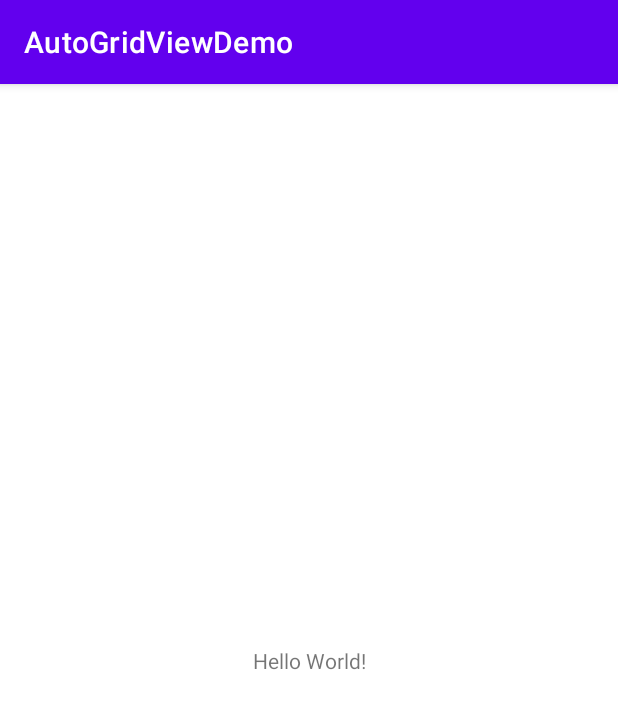
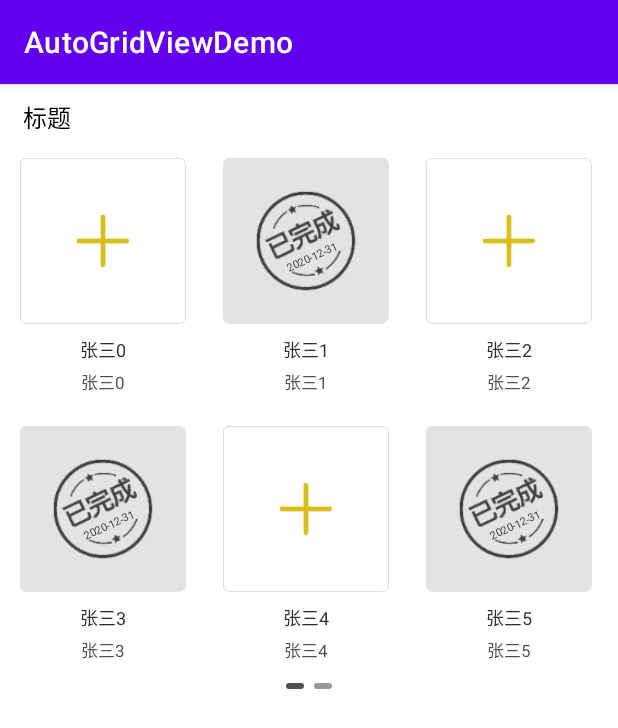
Before and after one commit to xiongweihan/AutoGridViewDemo, an Android app: the screen it shows after launch (MainActivity), on a phone screen of 412 x 824 dp. Shown: the top 728 px of the screen. Run offline under Robolectric (Android 15) with nearby library versions, the light colour scheme and no system bars.

Commit message:
完善逻辑

```diff
--- a/app/src/main/java/com/hj/autogridviewdemo/MainActivity.java
+++ b/app/src/main/java/com/hj/autogridviewdemo/MainActivity.java
@@ -4,11 +4,33 @@ import androidx.appcompat.app.AppCompatActivity;
 
 import android.os.Bundle;
 
+import com.hj.autogridviewdemo.widget.AutoRecyclerview;
+import com.hj.autogridviewdemo.widget.ModelBean;
+
+import java.util.ArrayList;
+import java.util.List;
+
 public class MainActivity extends AppCompatActivity {
+    private List<ModelBean> list = new ArrayList<>();
 
     @Override
     protected void onCreate(Bundle savedInstanceState) {
         super.onCreate(savedInstanceState);
         setContentView(R.layout.activity_main);
+        initData();
+        initView();
+    }
+
+    private void initData() {
+        list.clear();
+        for (int i = 0; i < 8; i++) {
+            ModelBean bean = new ModelBean("张三" + i, "2020-12-31", i % 2 == 0 ? 0 : 1);
+            list.add(bean);
+        }
+    }
+
+    private void initView() {
+        AutoRecyclerview arList = findViewById(R.id.ar_list);
+        arList.setData(list);
     }
 }
--- a/app/src/main/java/com/hj/autogridviewdemo/widget/AutoRecyclerview.java
+++ b/app/src/main/java/com/hj/autogridviewdemo/widget/AutoRecyclerview.java
@@ -1,10 +1,20 @@
 package com.hj.autogridviewdemo.widget;
 
 import android.content.Context;
+import android.content.res.Resources;
+import android.graphics.Color;
+import android.graphics.drawable.ColorDrawable;
 import android.util.AttributeSet;
+import android.util.TypedValue;
+import android.view.Gravity;
 import android.view.LayoutInflater;
 import android.view.View;
+import android.widget.AdapterView;
 import android.widget.FrameLayout;
+import android.widget.GridView;
+import android.widget.ImageView;
+import android.widget.LinearLayout;
+import android.widget.TextView;
 
 import androidx.annotation.NonNull;
 import androidx.annotation.Nullable;
@@ -12,16 +22,33 @@ import androidx.viewpager.widget.ViewPager;
 
 import com.hj.autogridviewdemo.R;
 
+import java.util.ArrayList;
+import java.util.List;
+
+import static android.graphics.Color.TRANSPARENT;
+
 /**
  * 可分页的RecyclerView
  */
 public class AutoRecyclerview extends FrameLayout {
     private Context mContext;
-    private ViewPager mViewPager;
+    private TextView tvTitle;
+    private AutoFitViewPager mViewPager;
+    private LinearLayout mLlDotLayout;
+
+    private List<ModelBean> mModelList;
+
+    private int pageCount = 0; //总的页数
+
+    private int pageSize = 6; // 每页的个数
+
+    private ImageView[] dotImgs;//底部小圆点图片
+    private List<View> mPagerList;
+    private LayoutInflater inflater;
 
 
     public AutoRecyclerview(@NonNull Context context) {
-        this(context,null);
+        this(context, null);
     }
 
     public AutoRecyclerview(@NonNull Context context, @Nullable AttributeSet attrs) {
@@ -37,9 +64,103 @@ public class AutoRecyclerview extends FrameLayout {
 
     private void init(Context context) {
         mContext = context;
+        inflater = LayoutInflater.from(mContext);
+        View parentView = inflater.inflate(R.layout.item_recycler_layout, this);
+        tvTitle = parentView.findViewById(R.id.tv_title);
+        mViewPager = parentView.findViewById(R.id.view_pager);
+        mLlDotLayout = parentView.findViewById(R.id.ll_dots_layout);
+    }
 
-        View parentView = LayoutInflater.from(mContext).inflate(R.layout.item_recycler_layout,this);
+    public void setData(List<ModelBean> modelList) {
+        this.mModelList = modelList;
+        //总的页数 = 总数/每页书来奶 ，并取整
+        pageCount = (int) Math.ceil(mModelList.size() * 1.0 / pageSize);
+        mPagerList = new ArrayList<>();
+        for (int i = 0; i < pageCount; i++) {
+            //每个页面都是inflate 一给新的实例
+            GridView gridView = (GridView) inflater.inflate(R.layout.item_gridview_layout, mViewPager, false);
+            gridView.setSelector(new ColorDrawable(Color.TRANSPARENT));//这一行是GridView 去掉水波纹效果
+            gridView.setAdapter(new GridViewAdapter(mContext, mModelList, i, pageSize));
+            mPagerList.add(gridView);
+            gridView.setOnItemClickListener((parent, view, position, id) -> {
+                if (itemCallBack != null) {
+                    itemCallBack.onItemClickListener(id);
+                }
+            });
+        }
+
+        //设置适配器
+        mViewPager.setAdapter(new AutoViewPagerAdapter(mPagerList));
+        //设置圆点
+        setOvalLayout();
+
+        //如果是由一页，则不显示下方小圆点
+        mLlDotLayout.setVisibility((pageCount > 1 ? VISIBLE : GONE));
+
+    }
+
+    /**
+     * 设置小圆点
+     */
+    private void setOvalLayout() {
+        mLlDotLayout.removeAllViews();
+        LinearLayout.LayoutParams params = new LinearLayout.LayoutParams(LinearLayout.LayoutParams.WRAP_CONTENT, LinearLayout.LayoutParams.WRAP_CONTENT);
+        params.setMargins(5, 0, 5, 0);
+        params.weight = DensityUtil.dp2px(12);
+        params.height = DensityUtil.dp2px(4);
+        params.gravity = Gravity.CENTER;
+        dotImgs = new ImageView[pageCount];
+
+        for (int i = 0; i < pageCount; i++) {
+            ImageView imageView = new ImageView(mContext);
+            imageView.setLayoutParams(params);
+            imageView.setImageResource(R.drawable.passport_select_drawable);
+            imageView.setSelected(i == 0);//默认启动时，选中第一个
+            dotImgs[i] = imageView;//得到每个小圆点的引用，用于滑动页面时，（onPageSelected方法中）更改它们的状态。
+            mLlDotLayout.addView(imageView);//添加到布局里面显示
+        }
+
+        mViewPager.addOnPageChangeListener(new ViewPager.OnPageChangeListener() {
+            @Override
+            public void onPageScrolled(int position, float positionOffset, int positionOffsetPixels) {
+
+            }
+
+            @Override
+            public void onPageSelected(int position) {
+                for (int i = 0; i < dotImgs.length; i++) {
+                    dotImgs[i].setSelected(position == i);
+                }
+            }
+
+            @Override
+            public void onPageScrollStateChanged(int state) {
+
+            }
+        });
+    }
+
+    public void setTitle(TextView tvTitle) {
+        this.tvTitle = tvTitle;
+    }
+
+    /**
+     * 是否显示小圆点
+     */
+    public void setDotVisible(boolean visible){
+        mLlDotLayout.setVisibility(visible ? VISIBLE :GONE);
+
+    }
+
+    public interface onItemCallBack {
+        void onItemClickListener(long id);
+    }
+
+    public onItemCallBack itemCallBack;
+
+    public void setOnItemCallBack(onItemCallBack itemCallBack) {
+        this.itemCallBack = itemCallBack;
+    }
 
 
-    }
 }
--- /dev/null
+++ b/app/src/main/java/com/hj/autogridviewdemo/widget/AutoViewPagerAdapter.java
@@ -0,0 +1,45 @@
+package com.hj.autogridviewdemo.widget;
+
+import android.view.View;
+import android.view.ViewGroup;
+
+import androidx.annotation.NonNull;
+import androidx.viewpager.widget.PagerAdapter;
+
+import java.util.ArrayList;
+import java.util.List;
+
+public class AutoViewPagerAdapter extends PagerAdapter {
+    private List<View> images = new ArrayList<>();
+
+    public AutoViewPagerAdapter(List<View> images) {
+        this.images = images;
+    }
+
+    @Override
+    public int getCount() {
+        if(images != null){
+            return images.size();
+        }
+        return 0;
+    }
+
+    @Override
+    public boolean isViewFromObject(@NonNull View view, @NonNull Object object) {
+        return view == object;
+    }
+
+    //当前要显示的对象
+    @NonNull
+    @Override
+    public Object instantiateItem(@NonNull ViewGroup container, int position) {
+        container.addView(images.get(position));
+        return images.get(position);
+    }
+
+    //从viewGroup中删除当前对象
+    @Override
+    public void destroyItem(@NonNull ViewGroup container, int position, @NonNull Object object) {
+        container.removeView(images.get(position));
+    }
+}
--- /dev/null
+++ b/app/src/main/java/com/hj/autogridviewdemo/widget/DensityUtil.java
@@ -0,0 +1,44 @@
+package com.hj.autogridviewdemo.widget;
+
+import android.content.Context;
+import android.content.res.Resources;
+import android.util.TypedValue;
+
+/**
+ * Created by bower on 2019/2/11.
+ */
+
+public class DensityUtil {
+    public static int dp2px(Context context, float dpVal) {
+        return (int) TypedValue.applyDimension(TypedValue.COMPLEX_UNIT_DIP,
+                dpVal, context.getResources().getDisplayMetrics());
+    }
+
+    public static int dp2px(float dpVal) {
+        return (int) TypedValue.applyDimension(TypedValue.COMPLEX_UNIT_DIP,
+                dpVal, Resources.getSystem().getDisplayMetrics());
+    }
+
+    /**
+     * sp转px
+     */
+    public static int sp2px(Context context, float spVal) {
+        return (int) TypedValue.applyDimension(TypedValue.COMPLEX_UNIT_SP,
+                spVal, context.getResources().getDisplayMetrics());
+    }
+
+    /**
+     * px转dp
+     */
+    public static float px2dp(Context context, float pxVal) {
+        final float scale = context.getResources().getDisplayMetrics().density;
+        return (pxVal / scale);
+    }
+
+    /**
+     * px转sp
+     */
+    public static float px2sp(Context context, float pxVal) {
+        return (pxVal / context.getResources().getDisplayMetrics().scaledDensity);
+    }
+}
--- /dev/null
+++ b/app/src/main/java/com/hj/autogridviewdemo/widget/GridViewAdapter.java
@@ -0,0 +1,101 @@
+package com.hj.autogridviewdemo.widget;
+
+import android.content.Context;
+import android.text.TextUtils;
+import android.view.LayoutInflater;
+import android.view.View;
+import android.view.ViewGroup;
+import android.widget.BaseAdapter;
+import android.widget.ImageView;
+import android.widget.TextView;
+
+
+import com.hj.autogridviewdemo.R;
+
+import java.util.List;
+
+
+/**
+ * 电子护照--横向滑动的list对应的 adapter
+ */
+public class GridViewAdapter extends BaseAdapter {
+    private List<ModelBean> mDatas;
+    private LayoutInflater inflater;
+    /**
+     * 页数下标,从0开始(当前是第几页)
+     */
+    private int curIndex;
+    /**
+     * 每一页显示的个数
+     */
+    private int pageSize;
+
+    public GridViewAdapter(Context context, List<ModelBean> mDatas, int curIndex, int pageSize) {
+        inflater = LayoutInflater.from(context);
+        this.mDatas = mDatas;
+        this.curIndex = curIndex;
+        this.pageSize = pageSize;
+    }
+
+    /**
+     * 先判断数据集的大小是否足够显示满本页,如果够，则直接返回每一页显示的最大条目个数pageSize,如果不够，则有几项就返回几,(也就是最后一页的时候就显示剩余item)
+     */
+    @Override
+    public int getCount() {
+        return mDatas.size() > (curIndex + 1) * pageSize ? pageSize : (mDatas.size() - curIndex * pageSize);
+
+    }
+
+    @Override
+    public Object getItem(int position) {
+        return mDatas.get(position + curIndex * pageSize);
+    }
+
+    @Override
+    public long getItemId(int position) {
+        return position + curIndex * pageSize;
+    }
+
+    @Override
+    public View getView(int position, View convertView, ViewGroup parent) {
+        ViewHolder viewHolder = null;
+        if (convertView == null) {
+            convertView = inflater.inflate(R.layout.item_passport_layout, parent, false);
+            viewHolder = new ViewHolder();
+            viewHolder.tv = convertView.findViewById(R.id.tv_title_item_passport);
+            viewHolder.iv = convertView.findViewById(R.id.iv_item_passport);
+            viewHolder.tvTime = convertView.findViewById(R.id.tv_success_time);
+            viewHolder.tvSubTitle = convertView.findViewById(R.id.tv_subtitle_item_passport);
+            convertView.setTag(viewHolder);
+        } else {
+            viewHolder = (ViewHolder) convertView.getTag();
+        }
+        /**
+         * 在给View绑定显示的数据时，计算正确的position = position + curIndex * pageSize
+         */
+        int pos = position + curIndex * pageSize;
+        viewHolder.tv.setText(mDatas.get(pos).getName());
+        if(!TextUtils.isEmpty(mDatas.get(pos).getName())){
+            viewHolder.tvSubTitle.setVisibility(View.VISIBLE);
+            viewHolder.tvSubTitle.setText(mDatas.get(pos).getName());
+        }
+        viewHolder.iv.setImageResource(R.drawable.icon_complete_sign);
+        if (1 == mDatas.get(pos).getStatus()) {
+            viewHolder.iv.setImageResource(R.drawable.icon_complete_sign);
+            viewHolder.tvTime.setText(mDatas.get(pos).getFinishTime());
+            viewHolder.tvTime.setRotation(-25);
+            viewHolder.tvTime.setVisibility(View.VISIBLE);
+        } else {
+            viewHolder.iv.setImageResource(R.drawable.icon_uncomplete_sign);
+        }
+        return convertView;
+    }
+
+
+    class ViewHolder {
+        public TextView tv;
+        public ImageView iv;
+        private TextView tvSubTitle;
+        private TextView tvTime;
+    }
+}
--- /dev/null
+++ b/app/src/main/java/com/hj/autogridviewdemo/widget/ModelBean.java
@@ -0,0 +1,75 @@
+package com.hj.autogridviewdemo.widget;
+
+import android.os.Parcel;
+import android.os.Parcelable;
+
+/**
+ * 实体类
+ */
+public class ModelBean implements Parcelable {
+
+
+    private String Name;
+    private String finishTime;
+    private int status;
+
+    public ModelBean(String name, String finishTime, int status) {
+        Name = name;
+        this.finishTime = finishTime;
+        this.status = status;
+    }
+
+    protected ModelBean(Parcel in) {
+        Name = in.readString();
+        finishTime = in.readString();
+        status = in.readInt();
+    }
+
+    @Override
+    public void writeToParcel(Parcel dest, int flags) {
+        dest.writeString(Name);
+        dest.writeString(finishTime);
+        dest.writeInt(status);
+    }
+
+    @Override
+    public int describeContents() {
+        return 0;
+    }
+
+    public static final Creator<ModelBean> CREATOR = new Creator<ModelBean>() {
+        @Override
+        public ModelBean createFromParcel(Parcel in) {
+            return new ModelBean(in);
+        }
+
+        @Override
+        public ModelBean[] newArray(int size) {
+            return new ModelBean[size];
+        }
+    };
+
+    public String getName() {
+        return Name;
+    }
+
+    public void setName(String name) {
+        Name = name;
+    }
+
+    public String getFinishTime() {
+        return finishTime;
+    }
+
+    public void setFinishTime(String finishTime) {
+        this.finishTime = finishTime;
+    }
+
+    public int getStatus() {
+        return status;
+    }
+
+    public void setStatus(int status) {
+        this.status = status;
+    }
+}
--- /dev/null
+++ b/app/src/main/res/drawable/passport_select.xml
@@ -0,0 +1,10 @@
+<?xml version="1.0" encoding="utf-8"?>
+<shape xmlns:android="http://schemas.android.com/apk/res/android"
+    android:shape="rectangle">
+    <solid android:color="@color/color_515151" />
+    <size
+        android:width="12dp"
+        android:height="4dp" />
+    <corners android:radius="5dp" />
+
+</shape>
--- /dev/null
+++ b/app/src/main/res/drawable/passport_select_drawable.xml
@@ -0,0 +1,5 @@
+<?xml version="1.0" encoding="utf-8"?>
+<selector xmlns:android="http://schemas.android.com/apk/res/android">
+    <item android:drawable="@drawable/passport_unselect" android:state_selected="false"/>
+    <item android:drawable="@drawable/passport_select" android:state_selected="true"/>
+</selector>
--- /dev/null
+++ b/app/src/main/res/drawable/passport_unselect.xml
@@ -0,0 +1,10 @@
+<?xml version="1.0" encoding="utf-8"?>
+<shape xmlns:android="http://schemas.android.com/apk/res/android"
+    android:shape="rectangle">
+    <solid android:color="#999" />
+    <size
+        android:width="12dp"
+        android:height="4dp" />
+    <corners android:radius="5dp" />
+
+</shape>
--- a/app/src/main/res/layout/activity_main.xml
+++ b/app/src/main/res/layout/activity_main.xml
@@ -3,16 +3,14 @@
     xmlns:app="http://schemas.android.com/apk/res-auto"
     xmlns:tools="http://schemas.android.com/tools"
     android:layout_width="match_parent"
-    android:layout_height="match_parent"
+    android:layout_height="wrap_content"
     tools:context=".MainActivity">
-
-    <TextView
-        android:layout_width="wrap_content"
+    <com.hj.autogridviewdemo.widget.AutoRecyclerview
+        android:id="@+id/ar_list"
+        android:layout_width="match_parent"
         android:layout_height="wrap_content"
-        android:text="Hello World!"
-        app:layout_constraintBottom_toBottomOf="parent"
         app:layout_constraintLeft_toLeftOf="parent"
         app:layout_constraintRight_toRightOf="parent"
-        app:layout_constraintTop_toTopOf="parent" />
+        app:layout_constraintTop_toTopOf="parent"/>
 
 </androidx.constraintlayout.widget.ConstraintLayout>
--- /dev/null
+++ b/app/src/main/res/layout/item_gridview_layout.xml
@@ -0,0 +1,15 @@
+<?xml version="1.0" encoding="utf-8"?>
+<GridView xmlns:android="http://schemas.android.com/apk/res/android"
+    android:id="@+id/gv_layout"
+    android:layout_width="match_parent"
+    android:layout_height="wrap_content"
+    android:gravity="center_horizontal"
+    android:horizontalSpacing="10dp"
+    android:numColumns="3"
+    android:paddingStart="6dp"
+    android:paddingLeft="6dp"
+    android:paddingEnd="10dp"
+    android:paddingRight="10dp"
+    android:verticalSpacing="10dp">
+
+</GridView>
--- /dev/null
+++ b/app/src/main/res/layout/item_passport_layout.xml
@@ -0,0 +1,67 @@
+<?xml version="1.0" encoding="utf-8"?>
+<androidx.constraintlayout.widget.ConstraintLayout xmlns:android="http://schemas.android.com/apk/res/android"
+    xmlns:app="http://schemas.android.com/apk/res-auto"
+    xmlns:tools="http://schemas.android.com/tools"
+    android:id="@+id/cl_glidview_layout"
+    android:layout_width="match_parent"
+    android:layout_height="wrap_content"
+    android:background="@null"
+    android:paddingStart="7dp"
+    android:paddingTop="5dp"
+    android:paddingEnd="7dp"
+    android:paddingBottom="5dp">
+
+    <ImageView
+        android:id="@+id/iv_item_passport"
+        android:layout_width="match_parent"
+        android:layout_height="0dp"
+        android:contentDescription=""
+        android:scaleType="fitCenter"
+        app:layout_constraintDimensionRatio="h,1:1"
+        app:layout_constraintLeft_toLeftOf="parent"
+        app:layout_constraintRight_toRightOf="parent"
+        app:layout_constraintTop_toTopOf="parent" />
+
+    <TextView
+        android:id="@+id/tv_success_time"
+        android:layout_width="wrap_content"
+        android:layout_height="wrap_content"
+        android:visibility="gone"
+        android:textSize="7sp"
+        android:textColor="#333"
+        app:layout_constraintBottom_toBottomOf="@id/iv_item_passport"
+        app:layout_constraintLeft_toLeftOf="@id/iv_item_passport"
+        app:layout_constraintRight_toRightOf="@id/iv_item_passport"
+        app:layout_constraintTop_toTopOf="@id/iv_item_passport"
+        app:layout_constraintHorizontal_bias="0.55"
+        app:layout_constraintVertical_bias="0.6"/>
+
+    <TextView
+        android:id="@+id/tv_title_item_passport"
+        android:layout_width="0dp"
+        android:layout_height="wrap_content"
+        android:layout_marginTop="8dp"
+        android:gravity="center"
+        android:textColor="#2D2D2F"
+        android:textSize="12sp"
+        app:layout_constraintLeft_toLeftOf="@id/iv_item_passport"
+        app:layout_constraintRight_toRightOf="@id/iv_item_passport"
+        app:layout_constraintTop_toBottomOf="@id/iv_item_passport"
+        tools:text="3个月新车安全检查" />
+
+    <TextView
+        android:id="@+id/tv_subtitle_item_passport"
+        android:layout_width="0dp"
+        android:layout_height="wrap_content"
+        android:layout_marginTop="4dp"
+        android:gravity="center"
+        android:textColor="@color/color_515151"
+        android:textSize="11sp"
+        app:layout_constraintLeft_toLeftOf="@id/iv_item_passport"
+        app:layout_constraintRight_toRightOf="@id/iv_item_passport"
+        app:layout_constraintTop_toBottomOf="@id/tv_title_item_passport"
+        tools:ignore="HardcodedText"
+        tools:text="（3000公里）" />
+
+
+</androidx.constraintlayout.widget.ConstraintLayout>
--- a/app/src/main/res/layout/item_recycler_layout.xml
+++ b/app/src/main/res/layout/item_recycler_layout.xml
@@ -18,7 +18,7 @@
         android:paddingTop="10dp"
         android:paddingBottom="10dp"/>
 
-    <androidx.viewpager.widget.ViewPager
+    <com.hj.autogridviewdemo.widget.AutoFitViewPager
         android:id="@+id/view_pager"
         android:layout_width="match_parent"
         android:layout_height="wrap_content"
--- a/app/src/main/res/values/colors.xml
+++ b/app/src/main/res/values/colors.xml
@@ -7,4 +7,5 @@
     <color name="teal_700">#FF018786</color>
     <color name="black">#FF000000</color>
     <color name="white">#FFFFFFFF</color>
+    <color name="color_515151">#515151</color>
 </resources>
```
Also changed, not shown: app/src/main/res/drawable-xxxhdpi/icon_complete_sign.png (added), app/src/main/res/drawable-xxxhdpi/icon_uncomplete_sign.png (added).
